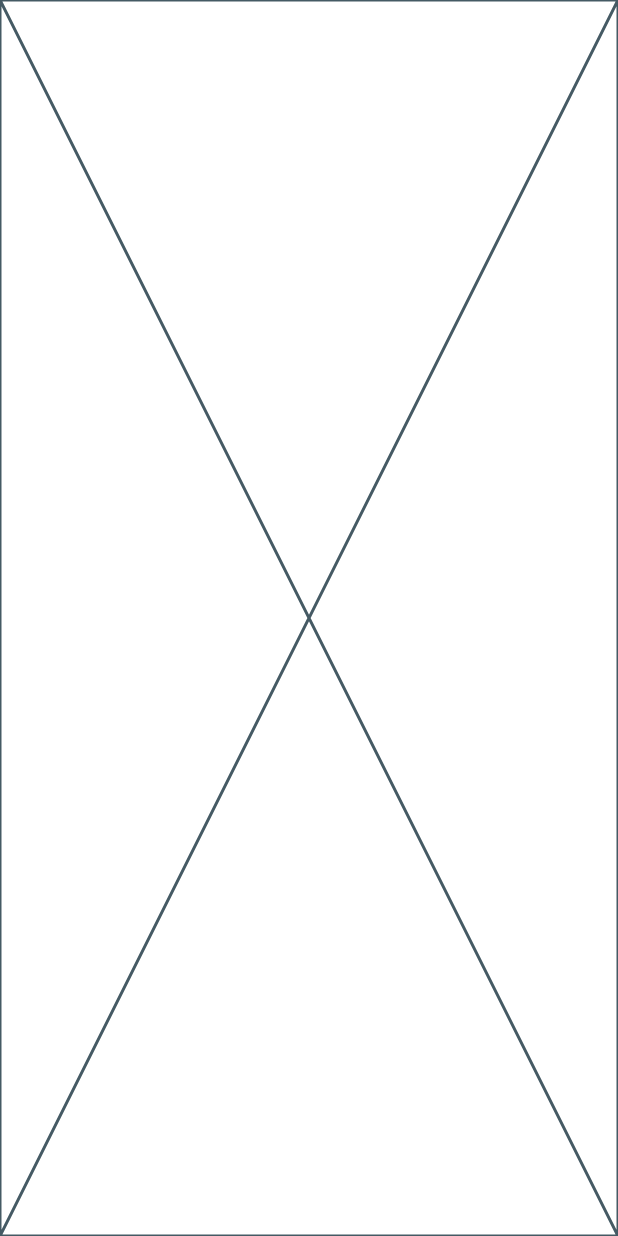
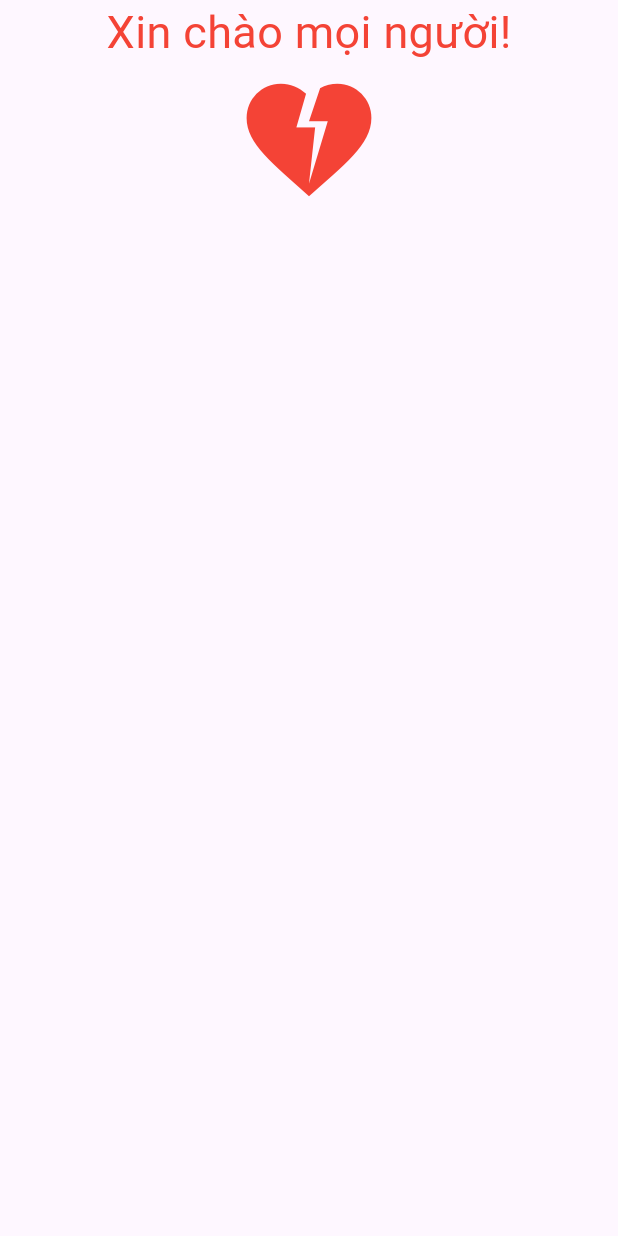
Before and after one commit to ITKayT/flutter_nhom2, a Flutter app: the screen it shows after launch, on a phone screen of 412 x 824 dp. Run offline on Flutter 3.47's test engine with Material 3 defaults, Android fonts, the phone set to English and light mode, and no system bars.

Commit message:
Update code

```diff
--- a/lib/my_home_page.dart
+++ b/lib/my_home_page.dart
@@ -5,6 +5,18 @@ class MyHomePage extends StatelessWidget {
 
   @override
   Widget build(BuildContext context) {
-    return const Placeholder();
+    return Scaffold(
+      body: Column(
+        children: [
+          Center(
+            child: Text(
+              'Xin chào mọi người!',
+              style: TextStyle(color: Colors.red, fontSize: 30),
+            ),
+          ),
+          Icon(Icons.heart_broken, size: 100, color: Colors.red),
+        ],
+      ),
+    );
   }
 }
```
